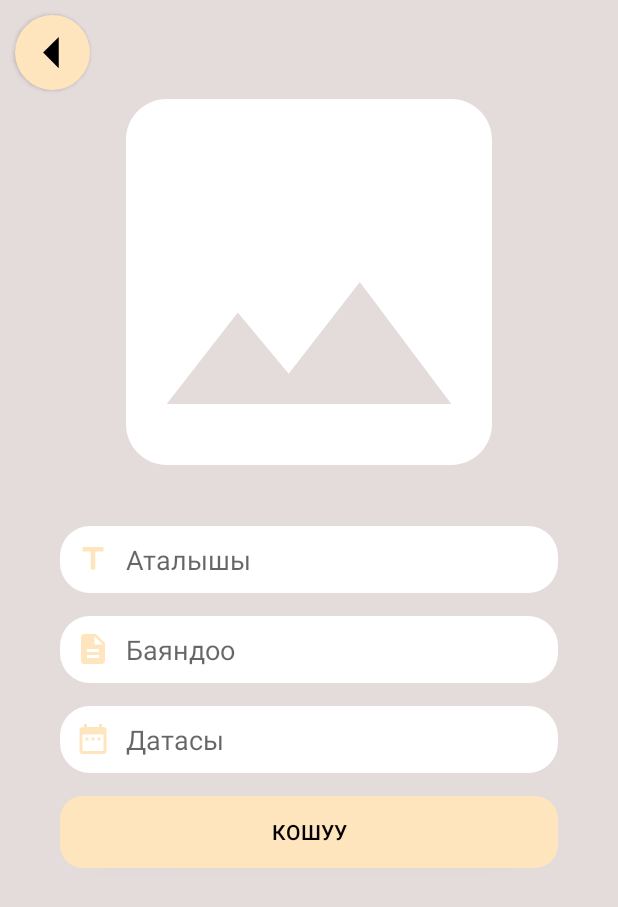
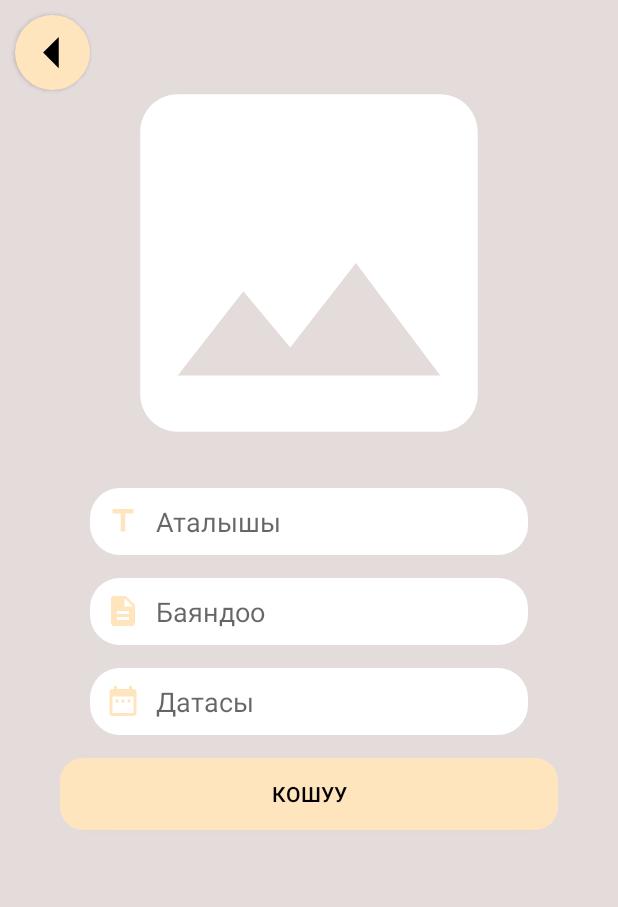
Before and after one commit to DzhaparovBekmamat/HomeTask2, an Android app: the AddFragment screen opened through its navigation route, on a phone screen of 412 x 824 dp. Shown: the top 907 px of the screen. Run offline under Robolectric (Android 15) with nearby library versions, the light colour scheme and no system bars.

Commit message:
Merge remote-tracking branch 'origin/master'
# Conflicts:
#	app/src/main/java/com/example/hometask2/AddFragment.kt

```diff
--- /dev/null
+++ b/app/src/main/res/drawable/error.xml
@@ -0,0 +1,5 @@
+<vector android:height="20dp" android:tint="#DD2C00"
+    android:viewportHeight="24" android:viewportWidth="24"
+    android:width="20dp" xmlns:android="http://schemas.android.com/apk/res/android">
+    <path android:fillColor="@android:color/white" android:pathData="M12,2C6.48,2 2,6.48 2,12s4.48,10 10,10 10,-4.48 10,-10S17.52,2 12,2zM13,17h-2v-2h2v2zM13,13h-2L11,7h2v6z"/>
+</vector>
--- a/app/src/main/res/layout/fragment_add.xml
+++ b/app/src/main/res/layout/fragment_add.xml
@@ -13,9 +13,19 @@
         android:layout_height="match_parent">
 
         <ImageView
+            android:id="@+id/error"
+            android:layout_width="30dp"
+            android:layout_height="30dp"
+            android:layout_marginBottom="50dp"
+            android:background="@drawable/error"
+            android:visibility="invisible"
+            app:layout_constraintBottom_toTopOf="@id/first_edit_text_add_fragment"
+            app:layout_constraintLeft_toRightOf="@id/image_view_add_fragment" />
+
+        <ImageView
             android:id="@+id/image_view_add_fragment"
-            android:layout_width="325dp"
-            android:layout_height="325dp"
+            android:layout_width="300dp"
+            android:layout_height="300dp"
             android:layout_marginTop="25dp"
             android:background="@drawable/image_add"
             app:layout_constraintLeft_toLeftOf="parent"
@@ -26,11 +36,12 @@
             android:id="@+id/first_edit_text_add_fragment"
             android:layout_width="match_parent"
             android:layout_height="wrap_content"
-            android:layout_marginHorizontal="40dp"
+            android:layout_marginHorizontal="60dp"
             android:background="@drawable/image_view"
             android:drawableStart="@drawable/title"
             android:drawablePadding="10dp"
             android:hint="Аталышы"
+            android:inputType="textMultiLine"
             android:padding="10dp"
             app:layout_constraintTop_toBottomOf="@id/image_view_add_fragment"
             tools:ignore="HardcodedText" />
@@ -39,7 +50,7 @@
             android:id="@+id/second_edit_text_add_fragment"
             android:layout_width="match_parent"
             android:layout_height="wrap_content"
-            android:layout_marginHorizontal="40dp"
+            android:layout_marginHorizontal="60dp"
             android:layout_marginTop="15dp"
             android:background="@drawable/image_view"
             android:drawableStart="@drawable/description"
@@ -54,7 +65,7 @@
             android:id="@+id/third_edit_text_add_fragment_date_picker"
             android:layout_width="match_parent"
             android:layout_height="wrap_content"
-            android:layout_marginHorizontal="40dp"
+            android:layout_marginHorizontal="60dp"
             android:layout_marginTop="15dp"
             android:background="@drawable/image_view"
             android:drawableStart="@drawable/date"
```
Also changed, not shown: app/src/main/java/com/example/hometask2/AddFragment.kt (+48 -33 lines).
